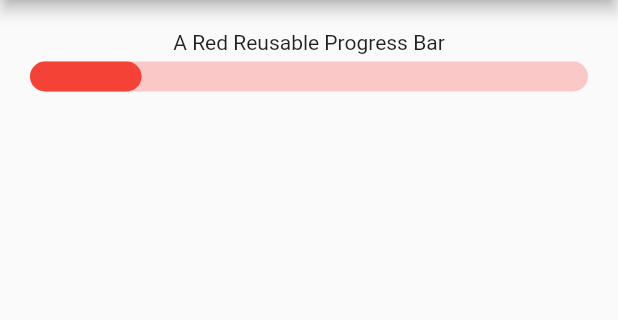
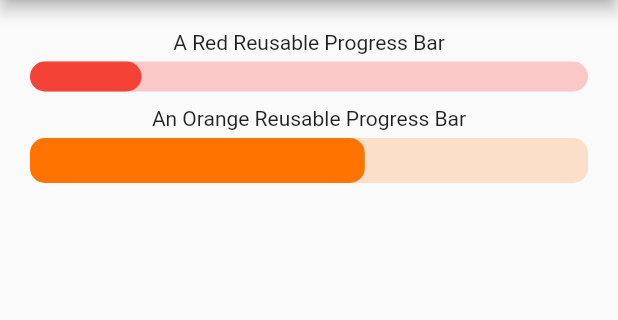
Before and after one commit to TonyoGodson/TestingReusableWidgets, a Flutter app: the screen it shows after launch, on a phone screen of 412 x 824 dp, the part 84-404 px from its top. Run offline on Flutter 3.47's test engine with Material 2 defaults, Android fonts, the phone set to English and light mode, and no system bars; drawn by our look-alikes of percent_indicator.

Commit message:
orange reusable progress bar

```diff
--- a/lib/widgets_screen.dart
+++ b/lib/widgets_screen.dart
@@ -24,6 +24,12 @@ class _WidgetsScreenState extends State<WidgetsScreen> {
             const SizedBox(height: 5),
             customProgressBar(0.0, true, 750, 20.0, Colors.red,
                 const Color(0x33FF0000), .2, 10.0, 0.0),
+            const SizedBox(height: 10),
+            const Text("An Orange Reusable Progress Bar"),
+            const SizedBox(height: 5),
+            customProgressBar(0.0, true, 1000, 30.0,
+                const Color(0xFFFF7300),
+                const Color(0x33FF7300), .6, 10.0, 0.0),
           ],
         ),
       ),
```
